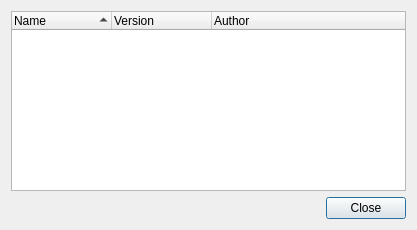
Qt form pluginmanager.ui (HappySeaFox/tht) before a commit.
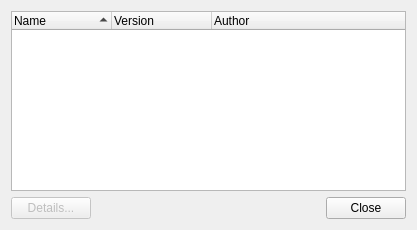
The same form after that commit.

Commit message: Added plugin details

Diff of the .ui file:
```diff
--- a/pluginmanager.ui
+++ b/pluginmanager.ui
@@ -14,7 +14,7 @@
    <string>Plugins</string>
   </property>
   <layout class="QGridLayout" name="gridLayout">
-   <item row="0" column="0">
+   <item row="0" column="0" colspan="2">
     <widget class="QTreeWidget" name="treePlugins">
      <property name="allColumnsShowFocus">
       <bool>true</bool>
@@ -40,6 +40,16 @@
     </widget>
    </item>
    <item row="1" column="0">
+    <widget class="QPushButton" name="pushDetails">
+     <property name="enabled">
+      <bool>false</bool>
+     </property>
+     <property name="text">
+      <string>Details...</string>
+     </property>
+    </widget>
+   </item>
+   <item row="1" column="1">
     <widget class="QDialogButtonBox" name="buttonBox">
      <property name="standardButtons">
       <set>QDialogButtonBox::Close</set>
```
Left out of the diff: 49 changed lines with no effect on the pictures. The commit also changes 17 other files.
